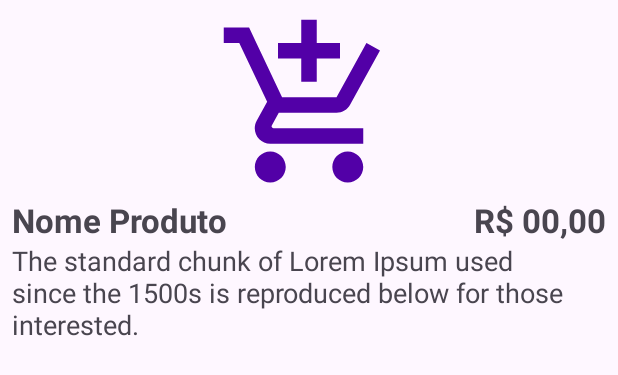
After one commit to Maria-Eduarda-Leitao-Oliveira/Luga_Luga, an Android app: the layout adapter_produto.xml on its own in the app's theme, with its tools: preview values and no code run, on a phone screen of 412 x 824 dp. The commit adds this screen. Shown: the top 375 px of the screen. Run offline under Robolectric (Android 15) with nearby library versions, the phone set to English and light mode, and no system bars.

Commit message:
Aula dia 30/04

```diff
--- a/app/src/main/java/com/example/lugaluga/model/produto.java
+++ b/app/src/main/java/com/example/lugaluga/model/Produto.java
@@ -1,17 +1,17 @@
 package com.example.lugaluga.model;
 
-public class produto {
+public class Produto {
     private String nome;
     private double preco;
     private String marca;
     private int quantidade;
     private String status;
     private String descricao;
-    public produto(){
+    public Produto(){
 
     }
 
-    public produto(String nome, double preco, String marca, int quantidade, String status, String descricao) {
+    public Produto(String nome, double preco, String marca, int quantidade, String status, String descricao) {
         this.nome = nome;
         this.preco = preco;
         this.marca = marca;
--- /dev/null
+++ b/app/src/main/res/drawable/baseline_add_shopping_cart_24.xml
@@ -0,0 +1,5 @@
+<vector android:height="24dp" android:tint="#5200A7"
+    android:viewportHeight="24" android:viewportWidth="24"
+    android:width="24dp" xmlns:android="http://schemas.android.com/apk/res/android">
+    <path android:fillColor="@android:color/white" android:pathData="M11,9h2L13,6h3L16,4h-3L13,1h-2v3L8,4v2h3v3zM7,18c-1.1,0 -1.99,0.9 -1.99,2S5.9,22 7,22s2,-0.9 2,-2 -0.9,-2 -2,-2zM17,18c-1.1,0 -1.99,0.9 -1.99,2s0.89,2 1.99,2 2,-0.9 2,-2 -0.9,-2 -2,-2zM7.17,14.75l0.03,-0.12 0.9,-1.63h7.45c0.75,0 1.41,-0.41 1.75,-1.03l3.86,-7.01L19.42,4h-0.01l-1.1,2 -2.76,5L8.53,11l-0.13,-0.27L6.16,6l-0.95,-2 -0.94,-2L1,2v2h2l3.6,7.59 -1.35,2.45c-0.16,0.28 -0.25,0.61 -0.25,0.96 0,1.1 0.9,2 2,2h12v-2L7.42,15c-0.13,0 -0.25,-0.11 -0.25,-0.25z"/>
+</vector>
--- /dev/null
+++ b/app/src/main/res/drawable/imag_produto.xml
@@ -0,0 +1,5 @@
+<vector android:height="124dp" android:tint="#5200A7"
+    android:viewportHeight="24" android:viewportWidth="24"
+    android:width="124dp" xmlns:android="http://schemas.android.com/apk/res/android">
+    <path android:fillColor="@android:color/white" android:pathData="M11,9h2L13,6h3L16,4h-3L13,1h-2v3L8,4v2h3v3zM7,18c-1.1,0 -1.99,0.9 -1.99,2S5.9,22 7,22s2,-0.9 2,-2 -0.9,-2 -2,-2zM17,18c-1.1,0 -1.99,0.9 -1.99,2s0.89,2 1.99,2 2,-0.9 2,-2 -0.9,-2 -2,-2zM7.17,14.75l0.03,-0.12 0.9,-1.63h7.45c0.75,0 1.41,-0.41 1.75,-1.03l3.86,-7.01L19.42,4h-0.01l-1.1,2 -2.76,5L8.53,11l-0.13,-0.27L6.16,6l-0.95,-2 -0.94,-2L1,2v2h2l3.6,7.59 -1.35,2.45c-0.16,0.28 -0.25,0.61 -0.25,0.96 0,1.1 0.9,2 2,2h12v-2L7.42,15c-0.13,0 -0.25,-0.11 -0.25,-0.25z"/>
+</vector>
--- /dev/null
+++ b/app/src/main/res/layout/adapter_produto.xml
@@ -0,0 +1,53 @@
+<?xml version="1.0" encoding="utf-8"?>
+<androidx.constraintlayout.widget.ConstraintLayout xmlns:android="http://schemas.android.com/apk/res/android"
+    android:layout_width="match_parent"
+    android:layout_height="wrap_content"
+    xmlns:app="http://schemas.android.com/apk/res-auto"
+    android:layout_margin="8dp">
+
+    <ImageView
+        android:id="@+id/image"
+        android:layout_width="wrap_content"
+        android:layout_height="wrap_content"
+        app:layout_constraintEnd_toEndOf="parent"
+        app:layout_constraintStart_toStartOf="parent"
+        app:layout_constraintTop_toTopOf="parent"
+        app:srcCompat="@drawable/imag_produto" />
+
+    <TextView
+        android:id="@+id/tv_nomeProduto"
+        android:layout_width="wrap_content"
+        android:layout_height="wrap_content"
+        android:text="@string/tv_produto"
+        android:textSize="22sp"
+        android:textStyle="bold"
+        app:layout_constraintTop_toBottomOf="@+id/image"
+        app:layout_constraintStart_toStartOf="parent"
+        />
+
+    <TextView
+        android:id="@+id/tv_precoProduto"
+        android:layout_width="wrap_content"
+        android:layout_height="wrap_content"
+        android:text="@string/tv_preco"
+        android:textSize="22sp"
+        android:textStyle="bold"
+        app:layout_constraintTop_toBottomOf="@+id/image"
+        app:layout_constraintEnd_toEndOf="parent"
+        />
+
+    <TextView
+        android:id="@+id/tv_descricaoProd"
+        android:layout_width="match_parent"
+        android:layout_height="wrap_content"
+        android:text="@string/tv_descricao"
+        android:textSize="18sp"
+        app:layout_constraintTop_toBottomOf="@+id/tv_nomeProduto"
+        app:layout_constraintStart_toStartOf="parent"
+        app:layout_constraintEnd_toEndOf="parent"
+        />
+
+
+
+
+</androidx.constraintlayout.widget.ConstraintLayout>
--- a/app/src/main/res/values/strings.xml
+++ b/app/src/main/res/values/strings.xml
@@ -5,4 +5,10 @@
     <string name="hint_esqueci_a_senha">esqueci a senha</string>
     <string name="hint_logar">logar</string>
     <string name="hint_fazer_cadastro">fazer cadastro</string>
+
+
+    <string name="tv_produto">Nome Produto</string>
+    <string name="tv_preco">R$ 00,00</string>
+    <string name="tv_descricao">The standard chunk of Lorem Ipsum used since the 1500s is reproduced below for those interested.</string>
+
 </resources>
```
Also changed, not shown: app/src/main/java/com/example/lugaluga/view/MainActivity.java (+16 -25 lines), app/src/main/java/com/example/lugaluga/view/adapter/AdapterProduto.java (added, +62 -0 lines), app/src/main/res/layout/activity_main.xml (+6 -4 lines).
